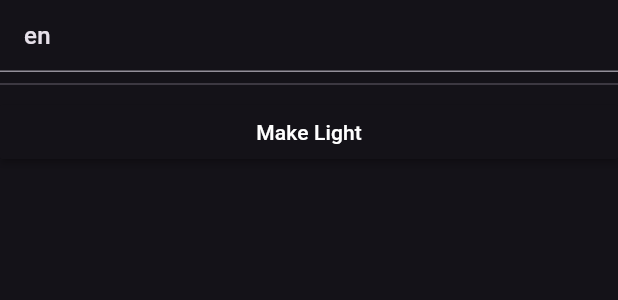
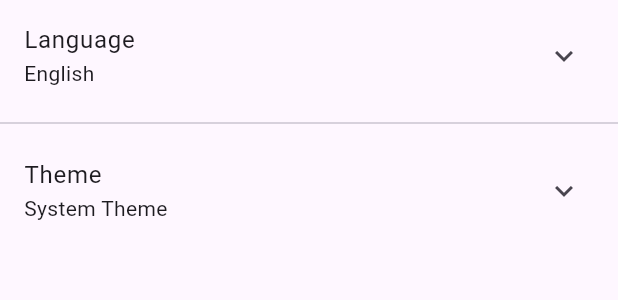
Before and after one commit to Nailik/rhasspy_mobile, a Flutter app: the SettingsScreen widget shown alone on an empty page, opened directly, on a phone screen of 412 x 824 dp. Shown: the top 300 px of the screen. Run offline on Flutter 3.47's test engine with Material 2 defaults, Android fonts, the phone set to English and light mode, and no system bars; our stand-ins replace dropdown_button2, get; generated files the repository leaves out were written again.

Commit message:
language and theme options updated

```diff
--- /dev/null
+++ b/lib/data/language_options.dart
@@ -0,0 +1,36 @@
+import 'dart:ui';
+
+import 'package:flutter_gen/gen_l10n/app_localizations.dart';
+
+import 'option.dart';
+
+class LanguageOptions extends Option<LanguageOption> {
+  static final LanguageOptions _singleton = LanguageOptions._internal();
+
+  factory LanguageOptions() {
+    return _singleton;
+  }
+
+  LanguageOptions._internal() : super(LanguageOption.values, LanguageOption.en);
+
+  @override
+  String asText(LanguageOption option, AppLocalizations local) {
+    switch (option) {
+      case LanguageOption.en:
+        return local.en;
+      case LanguageOption.de:
+        return local.de;
+    }
+  }
+
+  static Locale asLocale(LanguageOption option) {
+    switch (option) {
+      case LanguageOption.en:
+        return const Locale.fromSubtags(languageCode: "en");
+      case LanguageOption.de:
+        return const Locale.fromSubtags(languageCode: "de");
+    }
+  }
+}
+
+enum LanguageOption { en, de }
--- /dev/null
+++ b/lib/data/theme_options.dart
@@ -0,0 +1,39 @@
+import 'package:flutter/material.dart';
+import 'package:flutter_gen/gen_l10n/app_localizations.dart';
+
+import 'option.dart';
+
+class ThemeOptions extends Option<ThemeOption> {
+  static final ThemeOptions _singleton = ThemeOptions._internal();
+
+  factory ThemeOptions() {
+    return _singleton;
+  }
+
+  ThemeOptions._internal() : super(ThemeOption.values, ThemeOption.system);
+
+  @override
+  String asText(ThemeOption option, AppLocalizations local) {
+    switch (option) {
+      case ThemeOption.dark:
+        return local.darkTheme;
+      case ThemeOption.light:
+        return local.lightTheme;
+      case ThemeOption.system:
+        return local.systemTheme;
+    }
+  }
+
+  static ThemeMode asThemeMode(ThemeOption option) {
+    switch (option) {
+      case ThemeOption.dark:
+        return ThemeMode.dark;
+      case ThemeOption.light:
+        return ThemeMode.light;
+      case ThemeOption.system:
+        return ThemeMode.system;
+    }
+  }
+}
+
+enum ThemeOption { dark, light, system }
--- a/lib/l10n/app_de.arb
+++ b/lib/l10n/app_de.arb
@@ -46,5 +46,12 @@
   "accessToken": "Access Token",
   "homeAssistantEvents": "Send *events* to Home Assistant\n(/api/events)",
   "homeAssistantIntents": "Send *intents* to Home Assistant\n(/api/intent/handle)",
-  "refresh": "Refresh"
+  "refresh": "Refresh",
+  "darkTheme": "Dark Theme",
+  "lightTheme": "Light Theme",
+  "systemTheme": "System Theme",
+  "de": "Deutsch",
+  "en": "Englisch",
+  "theme": "Theme",
+  "language": "Language"
 }
--- a/lib/l10n/app_en.arb
+++ b/lib/l10n/app_en.arb
@@ -46,5 +46,12 @@
   "accessToken": "Access Token",
   "homeAssistantEvents": "Send *events* to Home Assistant\n(/api/events)",
   "homeAssistantIntents": "Send *intents* to Home Assistant\n(/api/intent/handle)",
-  "refresh": "Refresh"
+  "refresh": "Refresh",
+  "darkTheme": "Dark Theme",
+  "lightTheme": "Light Theme",
+  "systemTheme": "System Theme",
+  "de": "German",
+  "en": "English",
+  "theme": "Theme",
+  "language": "Language"
 }
--- a/lib/main.dart
+++ b/lib/main.dart
@@ -7,27 +7,19 @@ void main() {
   runApp(const RhasspyMobileApp());
 }
 
-GlobalKey<NavigatorState> materialKey = GlobalKey();
+var themeMode = ThemeMode.system.obs;
 
-ThemeData _getTheme() {
-  var themeData = ThemeData(brightness: themeBrightness.value, useMaterial3: true, primarySwatch: Colors.teal);
-
-  themeData = themeData.copyWith(
-      colorScheme: themeData.colorScheme.copyWith(surfaceVariant: themeData.brightness == Brightness.light ? themeData.colorScheme.surfaceVariant : themeData.colorScheme.surfaceVariant));
+ThemeData _getLightTheme() {
+  var themeData = ThemeData(brightness: Brightness.light, useMaterial3: true, primarySwatch: Colors.teal);
+  themeData = themeData.copyWith(colorScheme: themeData.colorScheme.copyWith(surfaceVariant: themeData.colorScheme.surfaceVariant));
   return themeData;
 }
 
-Widget customIconButton({required Icon icon, required VoidCallback onPressed}) {
-  return RawMaterialButton(
-      onPressed: () {},
-      clipBehavior: Clip.antiAlias,
-      constraints: const BoxConstraints(minWidth: 0.0, minHeight: 0.0),
-      shape: const RoundedRectangleBorder(borderRadius: BorderRadius.all(Radius.circular(5))),
-      fillColor: _getTheme().colorScheme.background,
-      child: IconButton(onPressed: onPressed, icon: icon, splashColor: _getTheme().colorScheme.tertiary));
+ThemeData _getDarkTheme() {
+  var themeData = ThemeData(brightness: Brightness.dark, useMaterial3: true, primarySwatch: Colors.teal);
+  themeData = themeData.copyWith(colorScheme: themeData.colorScheme.copyWith(surfaceVariant: themeData.colorScheme.surfaceVariant));
+  return themeData;
 }
-
-var themeBrightness = Brightness.dark.obs;
 
 class RhasspyMobileApp extends StatefulWidget {
   const RhasspyMobileApp({Key? key}) : super(key: key);
@@ -56,8 +48,9 @@ class _RhasspyMobileAppState extends State<RhasspyMobileApp> {
               title: 'Rhasspy Mobile',
               localizationsDelegates: AppLocalizations.localizationsDelegates,
               supportedLocales: AppLocalizations.supportedLocales,
-              navigatorKey: materialKey,
-              theme: _getTheme(),
+              theme: _getLightTheme(),
+              darkTheme: _getDarkTheme(),
+              themeMode: themeMode.value,
               home: const MainScreen(),
             )));
   }
--- /dev/null
+++ b/lib/screens/custom_state.dart
@@ -0,0 +1,82 @@
+import 'package:dropdown_button2/dropdown_button2.dart';
+import 'package:flutter/material.dart';
+import 'package:flutter_gen/gen_l10n/app_localizations.dart';
+import 'package:get/get_rx/src/rx_types/rx_types.dart';
+import 'package:get/get_state_manager/src/rx_flutter/rx_obx_widget.dart';
+
+import '../data/option.dart';
+
+abstract class CustomState<T extends StatefulWidget> extends State<T> {
+  late AppLocalizations locale;
+  late ThemeData theme;
+
+  @override
+  Widget build(BuildContext context) {
+    locale = AppLocalizations.of(context)!;
+    theme = Theme.of(context);
+    return content();
+  }
+
+  Widget content();
+
+  InputDecoration defaultDecoration(String labelText) {
+    return InputDecoration(
+      border: const OutlineInputBorder(),
+      labelText: labelText,
+    );
+  }
+
+  Widget expandableDropDownListItem<O>(Option<O> option, Rx<O> optionValue, String title, {Widget? child, ValueChanged<O?>? onChanged}) {
+    var childWidgets = <Widget>[
+      const Divider(),
+      Obx(() => DropdownButtonFormField2<O>(
+            value: optionValue.value,
+            onChanged: (O? newValue) {
+              if (newValue != null) {
+                optionValue.value = newValue;
+              }
+              if (onChanged != null) {
+                onChanged(newValue);
+              }
+            },
+            items: option.options.map<DropdownMenuItem<O>>((O value) {
+              return DropdownMenuItem<O>(
+                value: value,
+                child: Text(option.asText(value, locale)),
+              );
+            }).toList(),
+          )),
+    ];
+
+    if (child != null) {
+      childWidgets.add(child);
+    }
+
+    childWidgets.add(const SizedBox(height: 8));
+
+    return expandableListItem(title: title, subtitle: () => option.asText(optionValue.value, locale), children: childWidgets);
+  }
+
+  Widget expandableListItem({required String title, required String Function() subtitle, required List<Widget> children}) {
+    Widget? subtitleWidget;
+    subtitleWidget = Obx(() => Text(subtitle()));
+
+    return ExpansionTile(
+        title: Text(title),
+        subtitle: subtitleWidget,
+        backgroundColor: theme.colorScheme.surfaceVariant,
+        textColor: theme.colorScheme.onSurfaceVariant,
+        childrenPadding: const EdgeInsets.fromLTRB(8, 0, 8, 8),
+        children: children);
+  }
+
+  Widget customIconButton({required Icon icon, required VoidCallback onPressed}) {
+    return RawMaterialButton(
+        onPressed: () {},
+        clipBehavior: Clip.antiAlias,
+        constraints: const BoxConstraints(minWidth: 0.0, minHeight: 0.0),
+        shape: const RoundedRectangleBorder(borderRadius: BorderRadius.all(Radius.circular(5))),
+        fillColor: theme.colorScheme.background,
+        child: IconButton(onPressed: onPressed, icon: icon, splashColor: theme.colorScheme.tertiary));
+  }
+}
--- a/lib/screens/rhasspy_settings/audio_playing_widget.dart
+++ b/lib/screens/rhasspy_settings/audio_playing_widget.dart
@@ -7,7 +7,7 @@ import '../rhasspy_settings_screen.dart';
 extension AudioPlayingWidget on RhasspySettingsScreenState {
   Widget audioPlaying() {
     var audioPlayingOption = AudioPlayingOption.disabled.obs;
-    return listItem(AudioPlayingOptions(), audioPlayingOption, locale.audioPlaying, Obx(() => audioPlayingSettings(audioPlayingOption.value)));
+    return expandableDropDownListItem(AudioPlayingOptions(), audioPlayingOption, locale.audioPlaying, child: Obx(() => audioPlayingSettings(audioPlayingOption.value)));
   }
 
   Widget audioPlayingSettings(AudioPlayingOption audioPlayingOption) {
--- a/lib/screens/rhasspy_settings/dialogue_management_widget.dart
+++ b/lib/screens/rhasspy_settings/dialogue_management_widget.dart
@@ -7,6 +7,6 @@ import '../rhasspy_settings_screen.dart';
 extension DialogueMangementWidget on RhasspySettingsScreenState {
   Widget dialogueManagement() {
     var dialogueManagementOption = DialogueManagementOption.disabled.obs;
-    return listItem(DialogueManagementOptions(), dialogueManagementOption, locale.dialogueManagement, null);
+    return expandableDropDownListItem(DialogueManagementOptions(), dialogueManagementOption, locale.dialogueManagement);
   }
 }
--- a/lib/screens/rhasspy_settings/intent_handling_widget.dart
+++ b/lib/screens/rhasspy_settings/intent_handling_widget.dart
@@ -7,7 +7,7 @@ import '../rhasspy_settings_screen.dart';
 extension IntentHandlingWidget on RhasspySettingsScreenState {
   Widget intentHandling() {
     var intentHandlingOption = IntentHandlingOption.disabled.obs;
-    return listItem(IntentHandlingOptions(), intentHandlingOption, locale.intentHandling, Obx(() => intentHandlingSettings(intentHandlingOption.value)));
+    return expandableDropDownListItem(IntentHandlingOptions(), intentHandlingOption, locale.intentHandling, child: Obx(() => intentHandlingSettings(intentHandlingOption.value)));
   }
 
   Widget intentHandlingSettings(IntentHandlingOption intentHandlingOption) {
--- a/lib/screens/rhasspy_settings/intent_recognition_widget.dart
+++ b/lib/screens/rhasspy_settings/intent_recognition_widget.dart
@@ -7,11 +7,11 @@ import '../rhasspy_settings_screen.dart';
 extension IntentHandlingWidget on RhasspySettingsScreenState {
   Widget intentRecognition() {
     var intentRecognitionOption = IntentRecognitionOption.disabled.obs;
-    return listItem(IntentRecognitionOptions(), intentRecognitionOption, locale.intentRecognition, Obx(() => intentRecognitionSettings(intentRecognitionOption.value)));
+    return expandableDropDownListItem(IntentRecognitionOptions(), intentRecognitionOption, locale.intentRecognition, child: Obx(() => intentRecognitionSettings(intentRecognitionOption.value)));
   }
 
-  Widget intentRecognitionSettings(IntentRecognitionOption speechToTextOption) {
-    if (speechToTextOption == IntentRecognitionOption.remoteHTTP) {
+  Widget intentRecognitionSettings(IntentRecognitionOption intentRecognitionOption) {
+    if (intentRecognitionOption == IntentRecognitionOption.remoteHTTP) {
       return Column(children: [const Divider(), TextFormField(decoration: defaultDecoration(locale.rhasspyTextToIntentURL))]);
     } else {
       return Container();
--- a/lib/screens/rhasspy_settings/speech_to_text_widget.dart
+++ b/lib/screens/rhasspy_settings/speech_to_text_widget.dart
@@ -7,7 +7,7 @@ import '../rhasspy_settings_screen.dart';
 extension SpeechToTextWidget on RhasspySettingsScreenState {
   Widget speechToText() {
     var speechToTextOption = SpeechToTextOption.disabled.obs;
-    return listItem(SpeechToTextOptions(), speechToTextOption, locale.speechToText, Obx(() => speechToTextSettings(speechToTextOption.value)));
+    return expandableDropDownListItem(SpeechToTextOptions(), speechToTextOption, locale.speechToText, child: Obx(() => speechToTextSettings(speechToTextOption.value)));
   }
 
   Widget speechToTextSettings(SpeechToTextOption speechToTextOption) {
--- a/lib/screens/rhasspy_settings/text_to_speech_widget.dart
+++ b/lib/screens/rhasspy_settings/text_to_speech_widget.dart
@@ -7,7 +7,7 @@ import '../rhasspy_settings_screen.dart';
 extension IntentHandlingWidget on RhasspySettingsScreenState {
   Widget textToSpeech() {
     var textToSpeechOption = TextToSpeechOption.disabled.obs;
-    return listItem(TextToSpeechOptions(), textToSpeechOption, locale.textToSpeech, Obx(() => textToSpeechSettings(textToSpeechOption.value)));
+    return expandableDropDownListItem(TextToSpeechOptions(), textToSpeechOption, locale.textToSpeech, child: Obx(() => textToSpeechSettings(textToSpeechOption.value)));
   }
 
   Widget textToSpeechSettings(TextToSpeechOption textToSpeechOption) {
--- a/lib/screens/rhasspy_settings/wake_word_widget.dart
+++ b/lib/screens/rhasspy_settings/wake_word_widget.dart
@@ -8,7 +8,7 @@ import '../rhasspy_settings_screen.dart';
 extension WakeWordWidget on RhasspySettingsScreenState {
   Widget wakeWord() {
     var wakeWordOption = WakeWordOption.disabled.obs;
-    return Obx(() => listItem(WakeWordOptions(), wakeWordOption, locale.wakeWord, localWakeWordSettings(wakeWordOption.value)));
+    return Obx(() => expandableDropDownListItem(WakeWordOptions(), wakeWordOption, locale.wakeWord, child: localWakeWordSettings(wakeWordOption.value)));
   }
 
   Widget localWakeWordSettings(WakeWordOption wakeWordOption) {
--- a/lib/screens/settings_screen.dart
+++ b/lib/screens/settings_screen.dart
@@ -1,8 +1,10 @@
-import 'package:dropdown_button2/dropdown_button2.dart';
 import 'package:flutter/material.dart';
-import 'package:flutter_gen/gen_l10n/app_localizations.dart';
 import 'package:get/get.dart';
+import 'package:rhasspy_mobile/data/language_options.dart';
 import 'package:rhasspy_mobile/main.dart';
+import 'package:rhasspy_mobile/screens/custom_state.dart';
+
+import '../data/theme_options.dart';
 
 class SettingsScreen extends StatefulWidget {
   const SettingsScreen({Key? key}) : super(key: key);
@@ -11,17 +13,8 @@ class SettingsScreen extends StatefulWidget {
   State<SettingsScreen> createState() => _SettingsScreenState();
 }
 
-class _SettingsScreenState extends State<SettingsScreen> {
-  late AppLocalizations locale;
-  late ThemeData theme;
-
+class _SettingsScreenState extends CustomState<SettingsScreen> {
   @override
-  Widget build(BuildContext context) {
-    locale = AppLocalizations.of(context)!;
-    theme = Theme.of(context);
-    return content();
-  }
-
   Widget content() {
     final List<Widget> items = <Widget>[languageDropDown(), themeDropDown()];
 
@@ -35,40 +28,20 @@ class _SettingsScreenState extends State<SettingsScreen> {
   }
 
   Widget themeDropDown() {
-    return MaterialButton(
-        color: theme.colorScheme.background,
-        child: Text(themeBrightness.value == Brightness.light ? "Make Dark" : "Make Light"),
-        onPressed: () {
-          themeBrightness.value = (themeBrightness.value == Brightness.light) ? Brightness.dark : Brightness.light;
-          setState(() {});
-        });
+    var themeOption = ThemeOption.system.obs;
+    return expandableDropDownListItem(ThemeOptions(), themeOption, locale.theme, onChanged: (ThemeOption? theme) {
+      if (theme != null) {
+        themeMode.value = ThemeOptions.asThemeMode(theme);
+      }
+    });
   }
 
   Widget languageDropDown() {
-    return DropdownButtonFormField2<Locale>(
-      value: Localizations.localeOf(context),
-      icon: const SizedBox(width: 15),
-      onChanged: (Locale? newLocale) {
-        Get.updateLocale(newLocale!);
-      },
-      selectedItemBuilder: (BuildContext context) {
-        return AppLocalizations.supportedLocales.map((Locale value) {
-          return Container(
-              alignment: Alignment.center,
-              child: Text(
-                value.toLanguageTag(),
-                //      style: Theme.of(context).primaryTextTheme.titleLarge,
-              ));
-        }).toList();
-      },
-      items: AppLocalizations.supportedLocales.map<DropdownMenuItem<Locale>>((Locale value) {
-        return DropdownMenuItem<Locale>(
-          value: value,
-          child: Text(
-            value.toLanguageTag(),
-          ),
-        );
-      }).toList(),
-    );
+    var languageOption = LanguageOption.en.obs;
+    return expandableDropDownListItem(LanguageOptions(), languageOption, locale.language, onChanged: (LanguageOption? language) {
+      if (language != null) {
+        Get.updateLocale(LanguageOptions.asLocale(language));
+      }
+    });
   }
 }
```
Also changed, not shown: lib/screens/rhasspy_settings_screen.dart (+2 -62 lines), lib/screens/start_screen.dart (+4 -10 lines), lib/screens/utils.dart (added).
